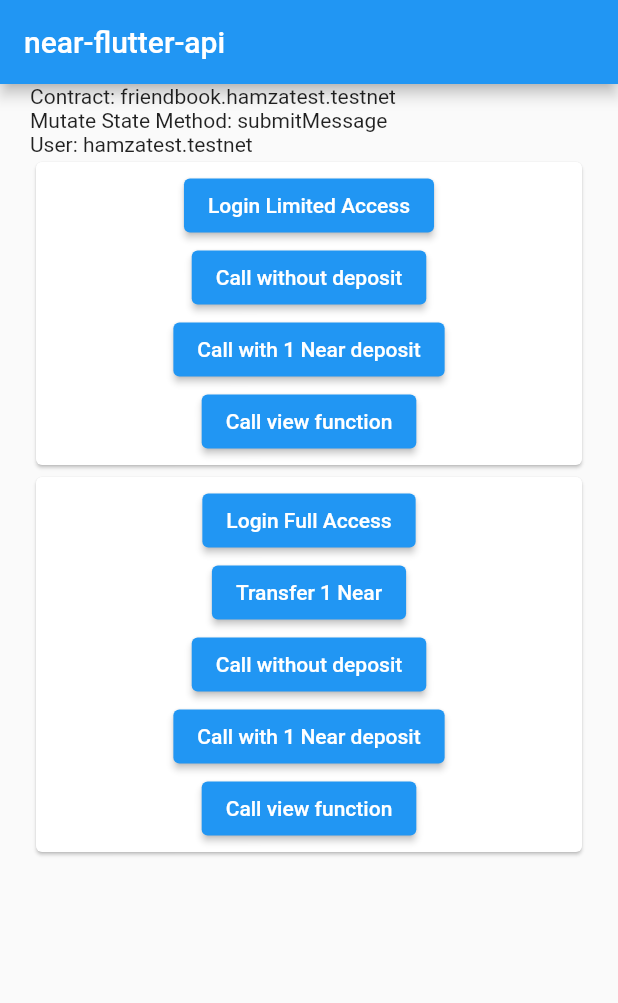
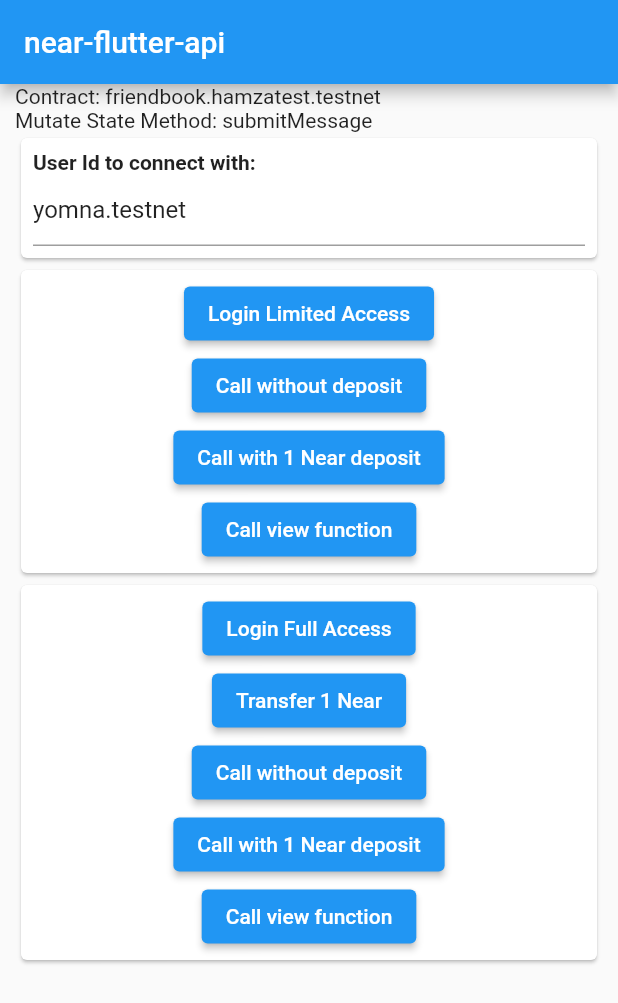
Before and after one commit to neararabic/near-api-flutter, a Flutter app: the screen it shows after launch, on a phone screen of 412 x 824 dp. Shown: the top 1003 px of the screen. Run offline on Flutter 3.47's test engine with Material 2 defaults, Android fonts, the phone set to English and light mode, and no system bars; missing offline and left inert: borsh_annotation, bs58, ed25519_edwards; accounts and stored records are empty.

Commit message:
uppdated example to let users enter the account id from the UI

```diff
--- a/example/lib/main.dart
+++ b/example/lib/main.dart
@@ -38,19 +38,25 @@ class _MyHomePageState extends State<MyHomePage> {
   Map response = {};
   String contractId = 'friendbook.hamzatest.testnet';
   String method = 'submitMessage';
-  String signerId = 'hamzatest.testnet';
 
   late Account connectedAccount;
+
+
+  String signerId = "yomna.testnet";
+  String userAccount = "yomna.testnet";
+
+  final _textUserIdController = TextEditingController();
 
   @override
   void initState() {
     super.initState();
+    _textUserIdController.text = "yomna.testnet";
   }
 
   @override
   Widget build(BuildContext context) {
     return Padding(
-      padding: const EdgeInsets.symmetric(horizontal: 20),
+      padding: const EdgeInsets.symmetric(horizontal: 10),
       child: SingleChildScrollView(
         child: Column(
           mainAxisAlignment: MainAxisAlignment.center,
@@ -62,12 +68,10 @@ class _MyHomePageState extends State<MyHomePage> {
             Text(
               "Mutate State Method: $method",
             ),
-            Text(
-              "User: $signerId",
-            ),
             Column(
               crossAxisAlignment: CrossAxisAlignment.stretch,
               children: [
+                buildUserId(),
                 buildLimitedAccessCard(),
                 buildFullAccessCard(),
                 buildFunctionResponseCard(),
@@ -93,7 +97,7 @@ class _MyHomePageState extends State<MyHomePage> {
                   String walletURL = 'https://wallet.testnet.near.org/login/?';
                   String contractId = 'friendbook.hamzatest.testnet';
                   String appTitle = 'Friendbook';
-                  String accountId = 'hamzatest.testnet';
+                  String accountId = userAccount;
                   String nearSignInSuccessUrl =
                       'https://near-transaction-serializer.herokuapp.com/success';
                   String nearSignInFailUrl =
@@ -236,7 +240,7 @@ class _MyHomePageState extends State<MyHomePage> {
                   String walletURL = 'https://wallet.testnet.near.org/login/?';
                   String contractId = 'friendbook.hamzatest.testnet';
                   String appTitle = 'Friendbook';
-                  String accountId = 'hamzatest.testnet';
+                  String accountId = userAccount;
                   String nearSignInSuccessUrl =
                       'https://near-transaction-serializer.herokuapp.com/success';
                   String nearSignInFailUrl =
@@ -255,7 +259,7 @@ class _MyHomePageState extends State<MyHomePage> {
               ElevatedButton(
                 onPressed: () async {
                   response = await NEARTester.transferNear(
-                      connectedAccount, 1.0, "hamzatest.testnet");
+                      connectedAccount, 1.0, userAccount);
                   setState(() {});
                 },
                 child: Text("Transfer ${"1".toString()} Near"),
@@ -292,7 +296,8 @@ class _MyHomePageState extends State<MyHomePage> {
               ElevatedButton(
                 //call method
                 onPressed: () async {
-                  String contractId = 'friendbook.hamzatest.testnet';
+                  String contractId = 'friendbook.hamzatest.tes'
+                      '++++++tnet';
                   String method = 'getAllMessages';
                   String methodArgs = '';
 
@@ -329,6 +334,25 @@ class _MyHomePageState extends State<MyHomePage> {
     } else {
       return Container();
     }
+  }
+
+  buildUserId() {
+    return Card(
+      child: Padding(
+        padding: const EdgeInsets.all(8.0),
+        child: Column(
+          crossAxisAlignment: CrossAxisAlignment.start,
+          children: [
+            const Text('User Id to connect with:', style: TextStyle(fontWeight: FontWeight.bold),),
+            TextField(
+              onChanged: (str){
+                userAccount = str;
+              },
+            controller: _textUserIdController,
+          )],
+        ),
+      ),
+    );
   }
 }
 
```
Also changed, not shown: 1 other file.
